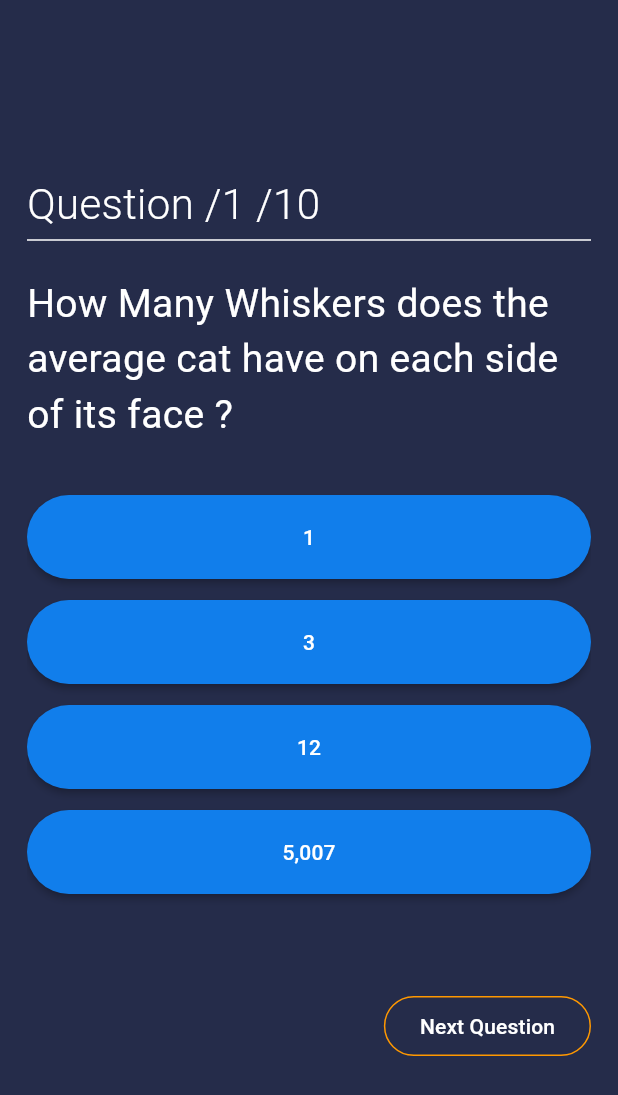
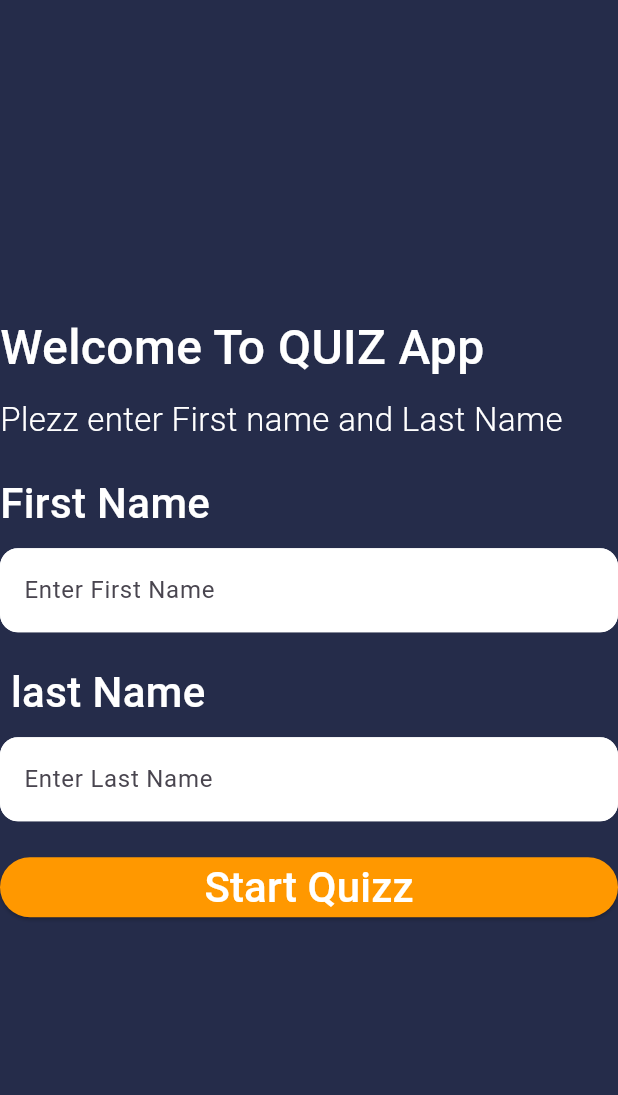
Before and after one commit to m7med3bnasser/Quiz-app, a Flutter app: the screen it shows after launch, on a phone screen of 412 x 824 dp. Shown: the top 1095 px of the screen. Run offline on Flutter 3.47's test engine with Material 3 defaults, Android fonts, the phone set to English and light mode, and no system bars; our stand-ins replace animate_do.

Commit message:
Quiz App

```diff
--- a/lib/data/question_list.dart
+++ b/lib/data/question_list.dart
@@ -73,4 +73,5 @@ List<QuestionModel> questions = [
     "China": false,
     "Rocketonia": false,
   }),
+
 ];
--- a/lib/homePage.dart
+++ b/lib/homePage.dart
@@ -5,13 +5,14 @@ import 'package:quiz_app/screen/result_screen.dart';
 class HomePage extends StatefulWidget {
   HomePage({super.key});
 
+  static const String routeName1 = "homepage";
+
   @override
   State<HomePage> createState() => _HomePageState();
 }
 
 class _HomePageState extends State<HomePage> {
   Color primaryColor = Color(0xFF252c4a);
-
   Color scandaryColor = Color(0xFF117eeb);
   PageController? _controller = PageController(initialPage: 0);
   bool isPressed = false;
@@ -112,15 +113,14 @@ class _HomePageState extends State<HomePage> {
                     mainAxisAlignment: MainAxisAlignment.end,
                     children: [
                       OutlinedButton(
-
-
                         onPressed: isPressed
                             ? index + 1 == questions.length
                                 ? () {
                                     Navigator.push(
                                         context,
                                         MaterialPageRoute(
-                                          builder: (context) => ResultScreen(score),
+                                          builder: (context) =>
+                                              ResultScreen(score),
                                         ));
                                   }
                                 : () {
@@ -128,15 +128,14 @@ class _HomePageState extends State<HomePage> {
                                         duration: Duration(milliseconds: 500),
                                         curve: Curves.linear);
                                     setState(() {
-                                      isPressed=false;
+                                      isPressed = false;
                                     });
                                   }
-                            :null ,
-                        style:OutlinedButton.styleFrom(
+                            : null,
+                        style: OutlinedButton.styleFrom(
                           shape: StadiumBorder(),
-                          side: BorderSide(color: Colors.orange,width: 1),
-                        ) ,
-
+                          side: BorderSide(color: Colors.orange, width: 3),
+                        ),
                         child: Text(
                           index + 1 == questions.length
                               ? "See Result"
--- a/lib/main.dart
+++ b/lib/main.dart
@@ -1,5 +1,6 @@
 import 'package:flutter/material.dart';
 import 'package:quiz_app/homePage.dart';
+import 'package:quiz_app/register/login%20view.dart';
 
 void main() {
   runApp(const MyApp());
@@ -13,7 +14,12 @@ class MyApp extends StatelessWidget {
   Widget build(BuildContext context) {
     return MaterialApp(
       debugShowCheckedModeBanner: false,
-   home: HomePage(),
+   routes: {
+     LoginView.routeName: (context) => LoginView(),
+     HomePage.routeName1:(context)=> HomePage(),
+   },
+   initialRoute:LoginView.routeName ,
+
     );
   }
 }
--- /dev/null
+++ b/lib/register/login view.dart
@@ -0,0 +1,155 @@
+import 'package:animate_do/animate_do.dart';
+import 'package:flutter/material.dart';
+import 'package:quiz_app/homePage.dart';
+
+
+
+class LoginView extends StatelessWidget {
+  static String routeName = "login";
+
+  LoginView({super.key});
+
+ var firstNameController = TextEditingController();
+  var lastNameController = TextEditingController();
+  var formKey=GlobalKey<FormState>();
+
+  @override
+  Widget build(BuildContext context) {
+    return Scaffold(
+      backgroundColor: Color(0xFF252c4a),
+      body: Form(
+        key:formKey ,
+        child: Column(
+          crossAxisAlignment: CrossAxisAlignment.stretch,
+          mainAxisAlignment: MainAxisAlignment.center,
+          children: [
+            FadeInRight(
+              delay: const Duration(milliseconds: 50),
+              child: Text(
+                "Welcome To QUIZ App",
+                style: TextStyle(
+                  color: Colors.white,
+                  fontWeight: FontWeight.w500,
+                  fontSize: 32.0,
+                ),
+              ),
+            ),
+            const SizedBox(
+              height: 10,
+            ),
+            FadeInRight(
+              delay: const Duration(milliseconds: 100),
+              child: Text(
+                "Plezz enter First name and Last Name",
+                style: TextStyle(
+                  color: Colors.white,
+                  fontWeight: FontWeight.w300,
+                  fontSize: 22.0,
+                ),
+              ),
+            ),
+            const SizedBox(
+              height: 20,
+            ),
+            FadeInRight(
+              delay: const Duration(milliseconds: 150),
+              child: Text(
+                "First Name",
+                style: TextStyle(
+                  color: Colors.white,
+                  fontWeight: FontWeight.w500,
+                  fontSize: 28.0,
+                ),
+              ),
+            ),
+            const SizedBox(
+              height: 10,
+            ),
+            FadeInRight(delay: const Duration(milliseconds: 200),
+              child: TextFormField(
+                controller:firstNameController,
+                validator: (value) {
+                  if (value == null || value.isEmpty) {
+                    return "firstName cannot be empty";
+                  } else {
+                    return null;
+                  }
+                },
+                decoration: InputDecoration(
+                    label: Text("Enter First Name"),
+                    filled: true,
+                    fillColor: Colors.white,
+                    enabledBorder: OutlineInputBorder(
+                        borderRadius: BorderRadius.circular(12),
+                        borderSide: BorderSide(color: Colors.white)),
+                    focusedBorder: OutlineInputBorder(
+                        borderRadius: BorderRadius.circular(12),
+                        borderSide: BorderSide(color: Colors.white))),
+              ),
+            ),
+            const SizedBox(
+              height: 20,
+            ),
+            FadeInRight(
+              delay: const Duration(milliseconds: 250),
+              child: Text(
+                " last Name",
+                style: TextStyle(
+                  color: Colors.white,
+                  fontWeight: FontWeight.w500,
+                  fontSize: 28.0,
+                ),
+              ),
+            ),const SizedBox(
+              height: 10,
+            ),
+            FadeInRight(delay: const Duration(milliseconds: 300),
+              child: TextFormField(
+                controller: lastNameController,
+                validator: (value) {
+                  if (value == null || value.isEmpty) {
+                    return "Last Name cannot be empty";
+                  } else {
+                    return null;
+                  }
+                },
+                decoration: InputDecoration(
+                    label: Text("Enter Last Name"),
+                    filled: true,
+                    fillColor: Colors.white,
+                    enabledBorder: OutlineInputBorder(
+                        borderRadius: BorderRadius.circular(12),
+                        borderSide: BorderSide(color: Colors.white)),
+                    focusedBorder: OutlineInputBorder(
+                        borderRadius: BorderRadius.circular(12),
+                        borderSide: BorderSide(color: Colors.white))),
+              ),
+            ),const SizedBox(
+              height: 20,
+            ),
+            FadeInUp(
+              delay: const Duration(milliseconds: 350),
+              child: ElevatedButton(
+
+                style: ElevatedButton.styleFrom(
+
+                  backgroundColor: Colors.orange,
+                  shape: RoundedRectangleBorder(borderRadius: BorderRadius.circular(24))
+                ),
+                  onPressed: () {if(formKey.currentState!.validate()){
+                    Navigator.pushReplacementNamed(context,HomePage.routeName1);
+                  }
+
+              }, child: Text("Start Quizz",style: TextStyle(
+                color: Colors.white,
+                fontWeight: FontWeight.w500,
+                fontSize: 28.0,
+              ),)),
+            )
+          ],
+
+        ),
+      ),
+    );
+  }
+}
--- a/lib/screen/result_screen.dart
+++ b/lib/screen/result_screen.dart
@@ -1,9 +1,10 @@
 import 'package:flutter/material.dart';
 import 'package:quiz_app/homePage.dart';
+import 'package:quiz_app/register/login%20view.dart';
 
 class ResultScreen extends StatefulWidget {
   int score;
-
+  LoginView l1 = LoginView();
   ResultScreen(this.score, {super.key});
 
   static const routename = 'ResultScreen';
--- a/pubspec.yaml
+++ b/pubspec.yaml
@@ -35,6 +35,7 @@ dependencies:
   # The following adds the Cupertino Icons font to your application.
   # Use with the CupertinoIcons class for iOS style icons.
   cupertino_icons: ^1.0.2
+  animate_do: ^3.1.2
 
 dev_dependencies:
   flutter_test:
```
Also changed, not shown: pubspec.lock.
